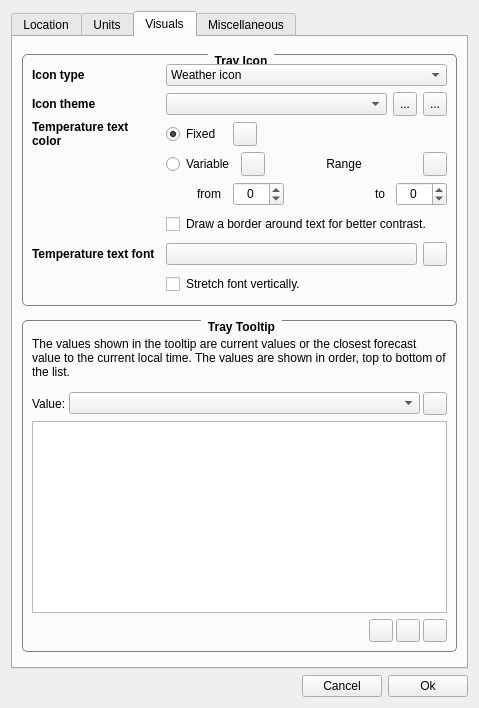
The window that ConfigurationDialog.ui (FelixdelasPozas/TrayWeather) describes before a commit, drawn with Qt 5.
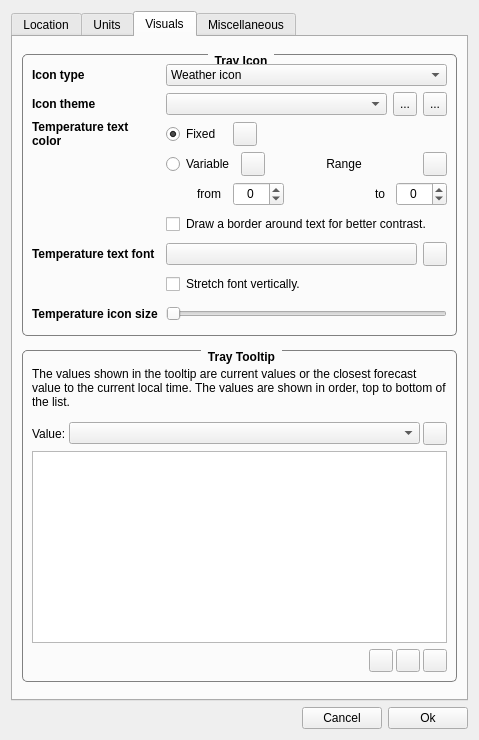
The same window after the commit. The open tabs and pages were chosen to show the change. Icons and pictures are not drawn. Custom widgets are drawn as their Qt base class.

Commit message: Bump to version 1.20.0 - Option to swap tray icons. - Option to modify temperature icon size. - Fix: configuration dialog invalid geo-location when show event. - Updated ES translation.

Diff of the .ui file:
```diff
--- a/ConfigurationDialog.ui
+++ b/ConfigurationDialog.ui
@@ -10,7 +10,7 @@
     <x>0</x>
     <y>0</y>
     <width>479</width>
-    <height>708</height>
+    <height>740</height>
    </rect>
   </property>
   <property name="windowTitle">
@@ -1609,6 +1609,50 @@
               </item>
              </layout>
             </item>
+            <item row="9" column="1">
+             <widget class="QSlider" name="m_iconSize">
+              <property name="toolTip">
+               <string>Modifies the temperature icon size.</string>
+              </property>
+              <property name="minimum">
+               <number>50</number>
+              </property>
+              <property name="maximum">
+               <number>100</number>
+              </property>
+              <property name="orientation">
+               <enum>Qt::Horizontal</enum>
+              </property>
+              <property name="tickPosition">
+               <enum>QSlider::NoTicks</enum>
+              </property>
+             </widget>
+            </item>
+            <item row="9" column="0">
+             <widget class="QLabel" name="label_21">
+              <property name="minimumSize">
+               <size>
+                <width>0</width>
+                <height>24</height>
+               </size>
+              </property>
+              <property name="font">
+               <font>
+                <weight>75</weight>
+                <bold>true</bold>
+               </font>
+              </property>
+              <property name="toolTip">
+               <string>Modifies the temperature icon size.</string>
+              </property>
+              <property name="text">
+               <string>Temperature icon size</string>
+              </property>
+              <property name="wordWrap">
+               <bool>true</bool>
+              </property>
+             </widget>
+            </item>
            </layout>
           </item>
          </layout>
```
Left out of the diff: 44 changed lines with no effect on the pictures. The commit also changes 17 other files.
